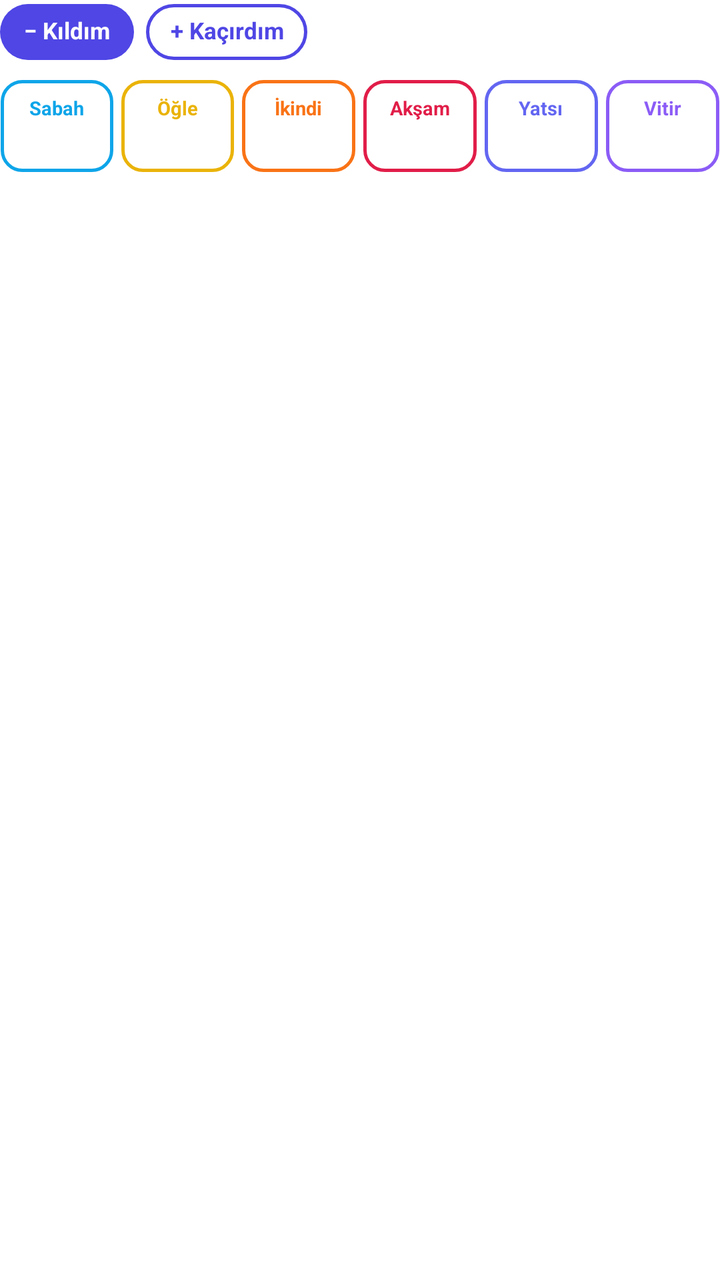
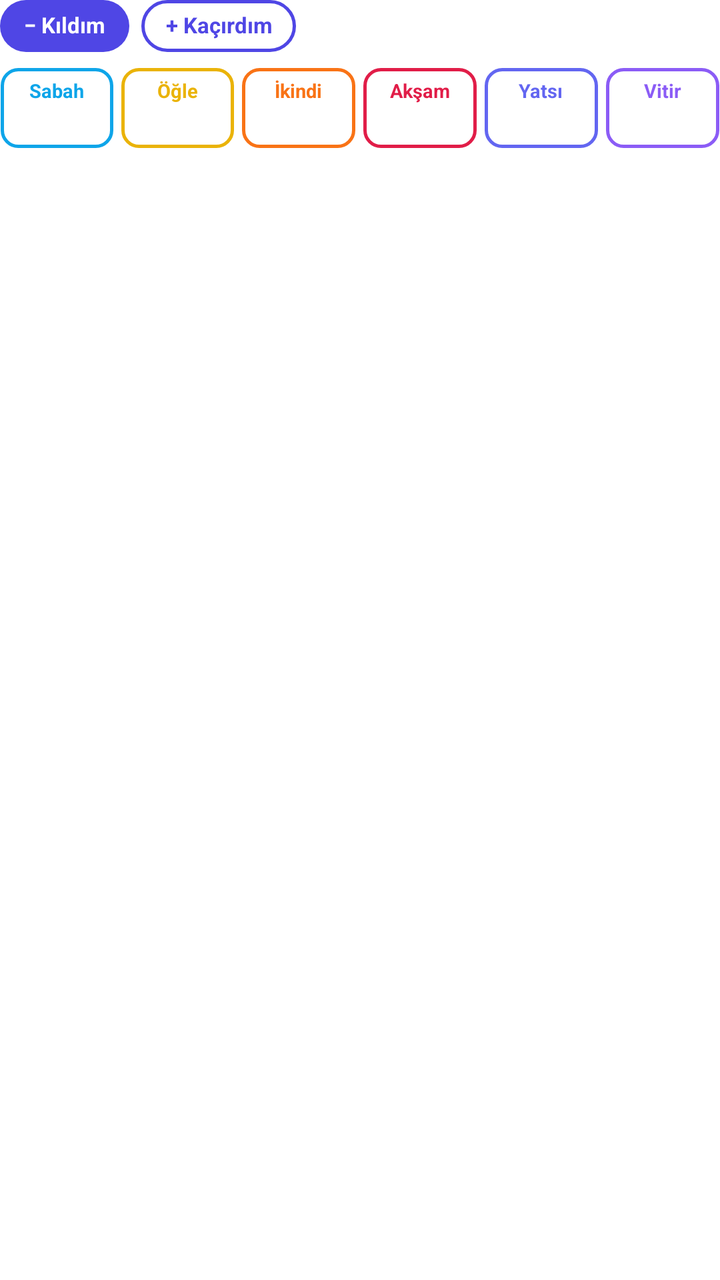

Before-and-after screenshots of an Android layout around one commit, followed by the original layout XML and the change that was made.
<!-- AndroidManifest.xml: fallback theme Theme.MaterialComponents.DayNight.NoActionBar -->
<!-- res/layout/okuma_kaza_card.xml -->
<?xml version="1.0" encoding="utf-8"?>
<LinearLayout xmlns:android="http://schemas.android.com/apk/res/android"
  android:layout_width="match_parent" android:layout_height="wrap_content" android:orientation="vertical" android:paddingTop="2dp" android:paddingBottom="10dp">
  <LinearLayout android:layout_width="match_parent" android:layout_height="wrap_content" android:gravity="center_vertical" android:orientation="horizontal">
    <TextView android:id="@+id/km_make" android:layout_width="wrap_content" android:layout_height="28dp" android:gravity="center"
      android:background="@drawable/okuma_kaza_mode_on" android:paddingLeft="12dp" android:paddingRight="12dp" android:includeFontPadding="false"
      android:text="− Kıldım" android:textColor="#FFFFFF" android:textSize="11.5sp" android:textStyle="bold" />
    <TextView android:id="@+id/km_add" android:layout_width="wrap_content" android:layout_height="28dp" android:layout_marginLeft="6dp" android:gravity="center"
      android:background="@drawable/okuma_kaza_mode" android:paddingLeft="12dp" android:paddingRight="12dp" android:includeFontPadding="false"
      android:text="+ Kaçırdım" android:textColor="@color/kaza_primary" android:textSize="11.5sp" android:textStyle="bold" />
    <TextView android:id="@+id/k_status" android:layout_width="0dp" android:layout_height="wrap_content" android:layout_weight="1" android:layout_marginLeft="8dp"
      android:includeFontPadding="false" android:maxLines="1" android:ellipsize="end"
      android:textAppearance="@android:style/TextAppearance.Material.Notification" android:textSize="11sp" />
    <TextView android:id="@+id/k_undo" android:layout_width="wrap_content" android:layout_height="28dp" android:layout_marginLeft="6dp" android:gravity="center"
      android:background="@drawable/okuma_kaza_undo" android:paddingLeft="10dp" android:paddingRight="10dp" android:includeFontPadding="false"
      android:text="↶ Geri al" android:textAppearance="@android:style/TextAppearance.Material.Notification" android:textSize="11sp" android:textStyle="bold" android:visibility="gone" />
  </LinearLayout>
  <LinearLayout android:layout_width="match_parent" android:layout_height="wrap_content" android:layout_marginTop="10dp" android:layout_marginLeft="-2dp" android:layout_marginRight="-2dp"
    android:orientation="horizontal">
    <LinearLayout android:id="@+id/kb_sabah" android:layout_width="0dp" android:layout_height="46dp" android:layout_weight="1" android:layout_marginLeft="2dp" android:layout_marginRight="2dp"
      android:background="@drawable/okuma_kaza_btn_sabah" android:gravity="center" android:orientation="vertical" android:contentDescription="Sabah">
      <TextView android:id="@+id/kn_sabah" android:layout_width="wrap_content" android:layout_height="wrap_content" android:includeFontPadding="false" android:maxLines="1"
        android:text="Sabah" android:textColor="@color/kaza_sabah" android:textSize="9.5sp" android:textStyle="bold" />
      <TextView android:id="@+id/kc_sabah" android:layout_width="wrap_content" android:layout_height="wrap_content" android:layout_marginTop="2dp" android:includeFontPadding="false" android:maxLines="1"
        android:textAppearance="@android:style/TextAppearance.Material.Notification.Title" android:textSize="13sp" android:textStyle="bold" />
    </LinearLayout>
    <LinearLayout android:id="@+id/kb_ogle" android:layout_width="0dp" android:layout_height="46dp" android:layout_weight="1" android:layout_marginLeft="2dp" android:layout_marginRight="2dp"
      android:background="@drawable/okuma_kaza_btn_ogle" android:gravity="center" android:orientation="vertical" android:contentDescription="Öğle">
      <TextView android:id="@+id/kn_ogle" android:layout_width="wrap_content" android:layout_height="wrap_content" android:includeFontPadding="false" android:maxLines="1"
        android:text="Öğle" android:textColor="@color/kaza_ogle" android:textSize="9.5sp" android:textStyle="bold" />
      <TextView android:id="@+id/kc_ogle" android:layout_width="wrap_content" android:layout_height="wrap_content" android:layout_marginTop="2dp" android:includeFontPadding="false" android:maxLines="1"
        android:textAppearance="@android:style/TextAppearance.Material.Notification.Title" android:textSize="13sp" android:textStyle="bold" />
    </LinearLayout>
    <LinearLayout android:id="@+id/kb_ikindi" android:layout_width="0dp" android:layout_height="46dp" android:layout_weight="1" android:layout_marginLeft="2dp" android:layout_marginRight="2dp"
      android:background="@drawable/okuma_kaza_btn_ikindi" android:gravity="center" android:orientation="vertical" android:contentDescription="İkindi">
      <TextView android:id="@+id/kn_ikindi" android:layout_width="wrap_content" android:layout_height="wrap_content" android:includeFontPadding="false" android:maxLines="1"
        android:text="İkindi" android:textColor="@color/kaza_ikindi" android:textSize="9.5sp" android:textStyle="bold" />
      <TextView android:id="@+id/kc_ikindi" android:layout_width="wrap_content" android:layout_height="wrap_content" android:layout_marginTop="2dp" android:includeFontPadding="false" android:maxLines="1"
        android:textAppearance="@android:style/TextAppearance.Material.Notification.Title" android:textSize="13sp" android:textStyle="bold" />
    </LinearLayout>
    <LinearLayout android:id="@+id/kb_aksam" android:layout_width="0dp" android:layout_height="46dp" android:layout_weight="1" android:layout_marginLeft="2dp" android:layout_marginRight="2dp"
      android:background="@drawable/okuma_kaza_btn_aksam" android:gravity="center" android:orientation="vertical" android:contentDescription="Akşam">
      <TextView android:id="@+id/kn_aksam" android:layout_width="wrap_content" android:layout_height="wrap_content" android:includeFontPadding="false" android:maxLines="1"
        android:text="Akşam" android:textColor="@color/kaza_aksam" android:textSize="9.5sp" android:textStyle="bold" />
      <TextView android:id="@+id/kc_aksam" android:layout_width="wrap_content" android:layout_height="wrap_content" android:layout_marginTop="2dp" android:includeFontPadding="false" android:maxLines="1"
        android:textAppearance="@android:style/TextAppearance.Material.Notification.Title" android:textSize="13sp" android:textStyle="bold" />
    </LinearLayout>
    <LinearLayout android:id="@+id/kb_yatsi" android:layout_width="0dp" android:layout_height="46dp" android:layout_weight="1" android:layout_marginLeft="2dp" android:layout_marginRight="2dp"
      android:background="@drawable/okuma_kaza_btn_yatsi" android:gravity="center" android:orientation="vertical" android:contentDescription="Yatsı">
      <TextView android:id="@+id/kn_yatsi" android:layout_width="wrap_content" android:layout_height="wrap_content" android:includeFontPadding="false" android:maxLines="1"
        android:text="Yatsı" android:textColor="@color/kaza_yatsi" android:textSize="9.5sp" android:textStyle="bold" />
      <TextView android:id="@+id/kc_yatsi" android:layout_width="wrap_content" android:layout_height="wrap_content" android:layout_marginTop="2dp" android:includeFontPadding="false" android:maxLines="1"
        android:textAppearance="@android:style/TextAppearance.Material.Notification.Title" android:textSize="13sp" android:textStyle="bold" />
    </LinearLayout>
    <LinearLayout android:id="@+id/kb_vitir" android:layout_width="0dp" android:layout_height="46dp" android:layout_weight="1" android:layout_marginLeft="2dp" android:layout_marginRight="2dp"
      android:background="@drawable/okuma_kaza_btn_vitir" android:gravity="center" android:orientation="vertical" android:contentDescription="Vitir">
      <TextView android:id="@+id/kn_vitir" android:layout_width="wrap_content" android:layout_height="wrap_content" android:includeFontPadding="false" android:maxLines="1"
        android:text="Vitir" android:textColor="@color/kaza_vitir" android:textSize="9.5sp" android:textStyle="bold" />
      <TextView android:id="@+id/kc_vitir" android:layout_width="wrap_content" android:layout_height="wrap_content" android:layout_marginTop="2dp" android:includeFontPadding="false" android:maxLines="1"
        android:textAppearance="@android:style/TextAppearance.Material.Notification.Title" android:textSize="13sp" android:textStyle="bold" />
    </LinearLayout>
  </LinearLayout>
</LinearLayout>
<!-- resources referenced by this layout -->
<resources>
  <!-- drawable okuma_kaza_btn_aksam (drawable) -->
  <?xml version="1.0" encoding="utf-8"?>
  <selector xmlns:android="http://schemas.android.com/apk/res/android">
    <item android:state_pressed="true">
      <shape android:shape="rectangle">
        <solid android:color="@color/kaza_aksam_soft" />
        <stroke android:width="1.5dp" android:color="@color/kaza_aksam_dark" />
        <corners android:radius="10dp" />
      </shape>
    </item>
    <item>
      <shape android:shape="rectangle">
        <solid android:color="@android:color/transparent" />
        <stroke android:width="1.5dp" android:color="@color/kaza_aksam" />
        <corners android:radius="10dp" />
      </shape>
    </item>
  </selector>
  <!-- drawable okuma_kaza_btn_ikindi (drawable) -->
  <?xml version="1.0" encoding="utf-8"?>
  <selector xmlns:android="http://schemas.android.com/apk/res/android">
    <item android:state_pressed="true">
      <shape android:shape="rectangle">
        <solid android:color="@color/kaza_ikindi_soft" />
        <stroke android:width="1.5dp" android:color="@color/kaza_ikindi_dark" />
        <corners android:radius="10dp" />
      </shape>
    </item>
    <item>
      <shape android:shape="rectangle">
        <solid android:color="@android:color/transparent" />
        <stroke android:width="1.5dp" android:color="@color/kaza_ikindi" />
        <corners android:radius="10dp" />
      </shape>
    </item>
  </selector>
  <!-- drawable okuma_kaza_btn_ogle (drawable) -->
  <?xml version="1.0" encoding="utf-8"?>
  <selector xmlns:android="http://schemas.android.com/apk/res/android">
    <item android:state_pressed="true">
      <shape android:shape="rectangle">
        <solid android:color="@color/kaza_ogle_soft" />
        <stroke android:width="1.5dp" android:color="@color/kaza_ogle_dark" />
        <corners android:radius="10dp" />
      </shape>
    </item>
    <item>
      <shape android:shape="rectangle">
        <solid android:color="@android:color/transparent" />
        <stroke android:width="1.5dp" android:color="@color/kaza_ogle" />
        <corners android:radius="10dp" />
      </shape>
    </item>
  </selector>
  <!-- drawable okuma_kaza_btn_sabah (drawable) -->
  <?xml version="1.0" encoding="utf-8"?>
  <selector xmlns:android="http://schemas.android.com/apk/res/android">
    <item android:state_pressed="true">
      <shape android:shape="rectangle">
        <solid android:color="@color/kaza_sabah_soft" />
        <stroke android:width="1.5dp" android:color="@color/kaza_sabah_dark" />
        <corners android:radius="10dp" />
      </shape>
    </item>
    <item>
      <shape android:shape="rectangle">
        <solid android:color="@android:color/transparent" />
        <stroke android:width="1.5dp" android:color="@color/kaza_sabah" />
        <corners android:radius="10dp" />
      </shape>
    </item>
  </selector>
  <!-- drawable okuma_kaza_btn_vitir (drawable) -->
  <?xml version="1.0" encoding="utf-8"?>
  <selector xmlns:android="http://schemas.android.com/apk/res/android">
    <item android:state_pressed="true">
      <shape android:shape="rectangle">
        <solid android:color="@color/kaza_vitir_soft" />
        <stroke android:width="1.5dp" android:color="@color/kaza_vitir_dark" />
        <corners android:radius="10dp" />
      </shape>
    </item>
    <item>
      <shape android:shape="rectangle">
        <solid android:color="@android:color/transparent" />
        <stroke android:width="1.5dp" android:color="@color/kaza_vitir" />
        <corners android:radius="10dp" />
      </shape>
    </item>
  </selector>
  <!-- drawable okuma_kaza_btn_yatsi (drawable) -->
  <?xml version="1.0" encoding="utf-8"?>
  <selector xmlns:android="http://schemas.android.com/apk/res/android">
    <item android:state_pressed="true">
      <shape android:shape="rectangle">
        <solid android:color="@color/kaza_yatsi_soft" />
        <stroke android:width="1.5dp" android:color="@color/kaza_yatsi_dark" />
        <corners android:radius="10dp" />
      </shape>
    </item>
    <item>
      <shape android:shape="rectangle">
        <solid android:color="@android:color/transparent" />
        <stroke android:width="1.5dp" android:color="@color/kaza_yatsi" />
        <corners android:radius="10dp" />
      </shape>
    </item>
  </selector>
  <!-- unchanged entries left out for length: 24 -->
</resources>

<!-- the commit's change to res/layout/okuma_kaza_card.xml (unified diff, before → after) -->
@@ -1,63 +1,63 @@
 <?xml version="1.0" encoding="utf-8"?>
 <LinearLayout xmlns:android="http://schemas.android.com/apk/res/android"
-  android:layout_width="match_parent" android:layout_height="wrap_content" android:orientation="vertical" android:paddingTop="2dp" android:paddingBottom="10dp">
+  android:layout_width="match_parent" android:layout_height="wrap_content" android:orientation="vertical" android:paddingTop="0dp" android:paddingBottom="6dp">
   <LinearLayout android:layout_width="match_parent" android:layout_height="wrap_content" android:gravity="center_vertical" android:orientation="horizontal">
-    <TextView android:id="@+id/km_make" android:layout_width="wrap_content" android:layout_height="28dp" android:gravity="center"
+    <TextView android:id="@+id/km_make" android:layout_width="wrap_content" android:layout_height="26dp" android:gravity="center"
       android:background="@drawable/okuma_kaza_mode_on" android:paddingLeft="12dp" android:paddingRight="12dp" android:includeFontPadding="false"
-      android:text="− Kıldım" android:textColor="#FFFFFF" android:textSize="11.5sp" android:textStyle="bold" />
-    <TextView android:id="@+id/km_add" android:layout_width="wrap_content" android:layout_height="28dp" android:layout_marginLeft="6dp" android:gravity="center"
+      android:text="− Kıldım" android:textColor="#FFFFFF" android:textSize="11sp" android:textStyle="bold" />
+    <TextView android:id="@+id/km_add" android:layout_width="wrap_content" android:layout_height="26dp" android:layout_marginLeft="6dp" android:gravity="center"
       android:background="@drawable/okuma_kaza_mode" android:paddingLeft="12dp" android:paddingRight="12dp" android:includeFontPadding="false"
-      android:text="+ Kaçırdım" android:textColor="@color/kaza_primary" android:textSize="11.5sp" android:textStyle="bold" />
+      android:text="+ Kaçırdım" android:textColor="@color/kaza_primary" android:textSize="11sp" android:textStyle="bold" />
     <TextView android:id="@+id/k_status" android:layout_width="0dp" android:layout_height="wrap_content" android:layout_weight="1" android:layout_marginLeft="8dp"
       android:includeFontPadding="false" android:maxLines="1" android:ellipsize="end"
       android:textAppearance="@android:style/TextAppearance.Material.Notification" android:textSize="11sp" />
-    <TextView android:id="@+id/k_undo" android:layout_width="wrap_content" android:layout_height="28dp" android:layout_marginLeft="6dp" android:gravity="center"
+    <TextView android:id="@+id/k_undo" android:layout_width="wrap_content" android:layout_height="26dp" android:layout_marginLeft="6dp" android:gravity="center"
       android:background="@drawable/okuma_kaza_undo" android:paddingLeft="10dp" android:paddingRight="10dp" android:includeFontPadding="false"
       android:text="↶ Geri al" android:textAppearance="@android:style/TextAppearance.Material.Notification" android:textSize="11sp" android:textStyle="bold" android:visibility="gone" />
   </LinearLayout>
-  <LinearLayout android:layout_width="match_parent" android:layout_height="wrap_content" android:layout_marginTop="10dp" android:layout_marginLeft="-2dp" android:layout_marginRight="-2dp"
+  <LinearLayout android:layout_width="match_parent" android:layout_height="wrap_content" android:layout_marginTop="8dp" android:layout_marginLeft="-2dp" android:layout_marginRight="-2dp"
     android:orientation="horizontal">
-    <LinearLayout android:id="@+id/kb_sabah" android:layout_width="0dp" android:layout_height="46dp" android:layout_weight="1" android:layout_marginLeft="2dp" android:layout_marginRight="2dp"
+    <LinearLayout android:id="@+id/kb_sabah" android:layout_width="0dp" android:layout_height="40dp" android:layout_weight="1" android:layout_marginLeft="2dp" android:layout_marginRight="2dp"
       android:background="@drawable/okuma_kaza_btn_sabah" android:gravity="center" android:orientation="vertical" android:contentDescription="Sabah">
       <TextView android:id="@+id/kn_sabah" android:layout_width="wrap_content" android:layout_height="wrap_content" android:includeFontPadding="false" android:maxLines="1"
         android:text="Sabah" android:textColor="@color/kaza_sabah" android:textSize="9.5sp" android:textStyle="bold" />
       <TextView android:id="@+id/kc_sabah" android:layout_width="wrap_content" android:layout_height="wrap_content" android:layout_marginTop="2dp" android:includeFontPadding="false" android:maxLines="1"
-        android:textAppearance="@android:style/TextAppearance.Material.Notification.Title" android:textSize="13sp" android:textStyle="bold" />
+        android:textAppearance="@android:style/TextAppearance.Material.Notification.Title" android:textSize="12.5sp" android:textStyle="bold" />
     </LinearLayout>
-    <LinearLayout android:id="@+id/kb_ogle" android:layout_width="0dp" android:layout_height="46dp" android:layout_weight="1" android:layout_marginLeft="2dp" android:layout_marginRight="2dp"
+    <LinearLayout android:id="@+id/kb_ogle" android:layout_width="0dp" android:layout_height="40dp" android:layout_weight="1" android:layout_marginLeft="2dp" android:layout_marginRight="2dp"
       android:background="@drawable/okuma_kaza_btn_ogle" android:gravity="center" android:orientation="vertical" android:contentDescription="Öğle">
       <TextView android:id="@+id/kn_ogle" android:layout_width="wrap_content" android:layout_height="wrap_content" android:includeFontPadding="false" android:maxLines="1"
         android:text="Öğle" android:textColor="@color/kaza_ogle" android:textSize="9.5sp" android:textStyle="bold" />
       <TextView android:id="@+id/kc_ogle" android:layout_width="wrap_content" android:layout_height="wrap_content" android:layout_marginTop="2dp" android:includeFontPadding="false" android:maxLines="1"
-        android:textAppearance="@android:style/TextAppearance.Material.Notification.Title" android:textSize="13sp" android:textStyle="bold" />
+        android:textAppearance="@android:style/TextAppearance.Material.Notification.Title" android:textSize="12.5sp" android:textStyle="bold" />
     </LinearLayout>
-    <LinearLayout android:id="@+id/kb_ikindi" android:layout_width="0dp" android:layout_height="46dp" android:layout_weight="1" android:layout_marginLeft="2dp" android:layout_marginRight="2dp"
+    <LinearLayout android:id="@+id/kb_ikindi" android:layout_width="0dp" android:layout_height="40dp" android:layout_weight="1" android:layout_marginLeft="2dp" android:layout_marginRight="2dp"
       android:background="@drawable/okuma_kaza_btn_ikindi" android:gravity="center" android:orientation="vertical" android:contentDescription="İkindi">
       <TextView android:id="@+id/kn_ikindi" android:layout_width="wrap_content" android:layout_height="wrap_content" android:includeFontPadding="false" android:maxLines="1"
         android:text="İkindi" android:textColor="@color/kaza_ikindi" android:textSize="9.5sp" android:textStyle="bold" />
       <TextView android:id="@+id/kc_ikindi" android:layout_width="wrap_content" android:layout_height="wrap_content" android:layout_marginTop="2dp" android:includeFontPadding="false" android:maxLines="1"
-        android:textAppearance="@android:style/TextAppearance.Material.Notification.Title" android:textSize="13sp" android:textStyle="bold" />
+        android:textAppearance="@android:style/TextAppearance.Material.Notification.Title" android:textSize="12.5sp" android:textStyle="bold" />
     </LinearLayout>
-    <LinearLayout android:id="@+id/kb_aksam" android:layout_width="0dp" android:layout_height="46dp" android:layout_weight="1" android:layout_marginLeft="2dp" android:layout_marginRight="2dp"
+    <LinearLayout android:id="@+id/kb_aksam" android:layout_width="0dp" android:layout_height="40dp" android:layout_weight="1" android:layout_marginLeft="2dp" android:layout_marginRight="2dp"
       android:background="@drawable/okuma_kaza_btn_aksam" android:gravity="center" android:orientation="vertical" android:contentDescription="Akşam">
       <TextView android:id="@+id/kn_aksam" android:layout_width="wrap_content" android:layout_height="wrap_content" android:includeFontPadding="false" android:maxLines="1"
         android:text="Akşam" android:textColor="@color/kaza_aksam" android:textSize="9.5sp" android:textStyle="bold" />
       <TextView android:id="@+id/kc_aksam" android:layout_width="wrap_content" android:layout_height="wrap_content" android:layout_marginTop="2dp" android:includeFontPadding="false" android:maxLines="1"
-        android:textAppearance="@android:style/TextAppearance.Material.Notification.Title" android:textSize="13sp" android:textStyle="bold" />
+        android:textAppearance="@android:style/TextAppearance.Material.Notification.Title" android:textSize="12.5sp" android:textStyle="bold" />
     </LinearLayout>
-    <LinearLayout android:id="@+id/kb_yatsi" android:layout_width="0dp" android:layout_height="46dp" android:layout_weight="1" android:layout_marginLeft="2dp" android:layout_marginRight="2dp"
+    <LinearLayout android:id="@+id/kb_yatsi" android:layout_width="0dp" android:layout_height="40dp" android:layout_weight="1" android:layout_marginLeft="2dp" android:layout_marginRight="2dp"
       android:background="@drawable/okuma_kaza_btn_yatsi" android:gravity="center" android:orientation="vertical" android:contentDescription="Yatsı">
       <TextView android:id="@+id/kn_yatsi" android:layout_width="wrap_content" android:layout_height="wrap_content" android:includeFontPadding="false" android:maxLines="1"
         android:text="Yatsı" android:textColor="@color/kaza_yatsi" android:textSize="9.5sp" android:textStyle="bold" />
       <TextView android:id="@+id/kc_yatsi" android:layout_width="wrap_content" android:layout_height="wrap_content" android:layout_marginTop="2dp" android:includeFontPadding="false" android:maxLines="1"
-        android:textAppearance="@android:style/TextAppearance.Material.Notification.Title" android:textSize="13sp" android:textStyle="bold" />
+        android:textAppearance="@android:style/TextAppearance.Material.Notification.Title" android:textSize="12.5sp" android:textStyle="bold" />
     </LinearLayout>
-    <LinearLayout android:id="@+id/kb_vitir" android:layout_width="0dp" android:layout_height="46dp" android:layout_weight="1" android:layout_marginLeft="2dp" android:layout_marginRight="2dp"
+    <LinearLayout android:id="@+id/kb_vitir" android:layout_width="0dp" android:layout_height="40dp" android:layout_weight="1" android:layout_marginLeft="2dp" android:layout_marginRight="2dp"
       android:background="@drawable/okuma_kaza_btn_vitir" android:gravity="center" android:orientation="vertical" android:contentDescription="Vitir">
       <TextView android:id="@+id/kn_vitir" android:layout_width="wrap_content" android:layout_height="wrap_content" android:includeFontPadding="false" android:maxLines="1"
         android:text="Vitir" android:textColor="@color/kaza_vitir" android:textSize="9.5sp" android:textStyle="bold" />
       <TextView android:id="@+id/kc_vitir" android:layout_width="wrap_content" android:layout_height="wrap_content" android:layout_marginTop="2dp" android:includeFontPadding="false" android:maxLines="1"
-        android:textAppearance="@android:style/TextAppearance.Material.Notification.Title" android:textSize="13sp" android:textStyle="bold" />
+        android:textAppearance="@android:style/TextAppearance.Material.Notification.Title" android:textSize="12.5sp" android:textStyle="bold" />
     </LinearLayout>
   </LinearLayout>
 </LinearLayout>
<!-- resource entries referenced after the edit -->
@@ -7,14 +7,14 @@
       <shape android:shape="rectangle">
         <solid android:color="@color/kaza_aksam_soft" />
         <stroke android:width="1.5dp" android:color="@color/kaza_aksam_dark" />
-        <corners android:radius="10dp" />
+        <corners android:radius="8dp" />
       </shape>
     </item>
     <item>
       <shape android:shape="rectangle">
         <solid android:color="@android:color/transparent" />
         <stroke android:width="1.5dp" android:color="@color/kaza_aksam" />
-        <corners android:radius="10dp" />
+        <corners android:radius="8dp" />
       </shape>
     </item>
   </selector>
@@ -25,14 +25,14 @@
       <shape android:shape="rectangle">
         <solid android:color="@color/kaza_ikindi_soft" />
         <stroke android:width="1.5dp" android:color="@color/kaza_ikindi_dark" />
-        <corners android:radius="10dp" />
+        <corners android:radius="8dp" />
       </shape>
     </item>
     <item>
       <shape android:shape="rectangle">
         <solid android:color="@android:color/transparent" />
         <stroke android:width="1.5dp" android:color="@color/kaza_ikindi" />
-        <corners android:radius="10dp" />
+        <corners android:radius="8dp" />
       </shape>
     </item>
   </selector>
@@ -43,14 +43,14 @@
       <shape android:shape="rectangle">
         <solid android:color="@color/kaza_ogle_soft" />
         <stroke android:width="1.5dp" android:color="@color/kaza_ogle_dark" />
-        <corners android:radius="10dp" />
+        <corners android:radius="8dp" />
       </shape>
     </item>
     <item>
       <shape android:shape="rectangle">
         <solid android:color="@android:color/transparent" />
         <stroke android:width="1.5dp" android:color="@color/kaza_ogle" />
-        <corners android:radius="10dp" />
+        <corners android:radius="8dp" />
       </shape>
     </item>
   </selector>
@@ -61,14 +61,14 @@
       <shape android:shape="rectangle">
         <solid android:color="@color/kaza_sabah_soft" />
         <stroke android:width="1.5dp" android:color="@color/kaza_sabah_dark" />
-        <corners android:radius="10dp" />
+        <corners android:radius="8dp" />
       </shape>
     </item>
     <item>
       <shape android:shape="rectangle">
         <solid android:color="@android:color/transparent" />
         <stroke android:width="1.5dp" android:color="@color/kaza_sabah" />
-        <corners android:radius="10dp" />
+        <corners android:radius="8dp" />
       </shape>
     </item>
   </selector>
@@ -79,14 +79,14 @@
       <shape android:shape="rectangle">
         <solid android:color="@color/kaza_vitir_soft" />
         <stroke android:width="1.5dp" android:color="@color/kaza_vitir_dark" />
-        <corners android:radius="10dp" />
+        <corners android:radius="8dp" />
       </shape>
     </item>
     <item>
       <shape android:shape="rectangle">
         <solid android:color="@android:color/transparent" />
         <stroke android:width="1.5dp" android:color="@color/kaza_vitir" />
-        <corners android:radius="10dp" />
+        <corners android:radius="8dp" />
       </shape>
     </item>
   </selector>
@@ -97,14 +97,14 @@
       <shape android:shape="rectangle">
         <solid android:color="@color/kaza_yatsi_soft" />
         <stroke android:width="1.5dp" android:color="@color/kaza_yatsi_dark" />
-        <corners android:radius="10dp" />
+        <corners android:radius="8dp" />
       </shape>
     </item>
     <item>
       <shape android:shape="rectangle">
         <solid android:color="@android:color/transparent" />
         <stroke android:width="1.5dp" android:color="@color/kaza_yatsi" />
-        <corners android:radius="10dp" />
+        <corners android:radius="8dp" />
       </shape>
     </item>
   </selector>
